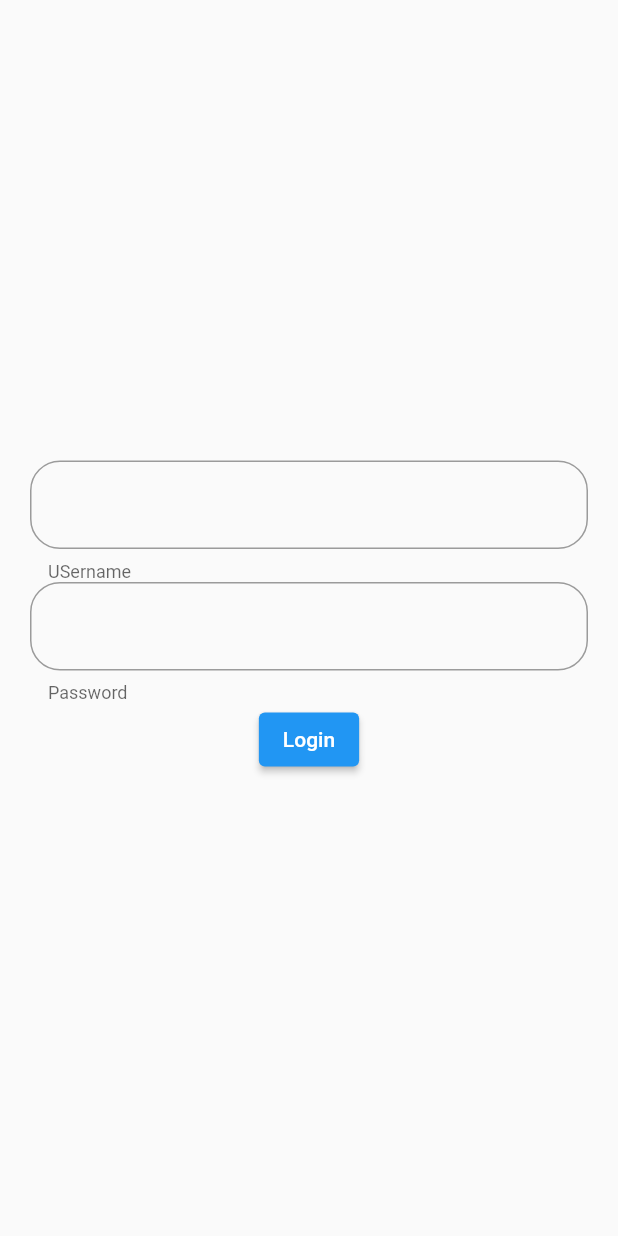
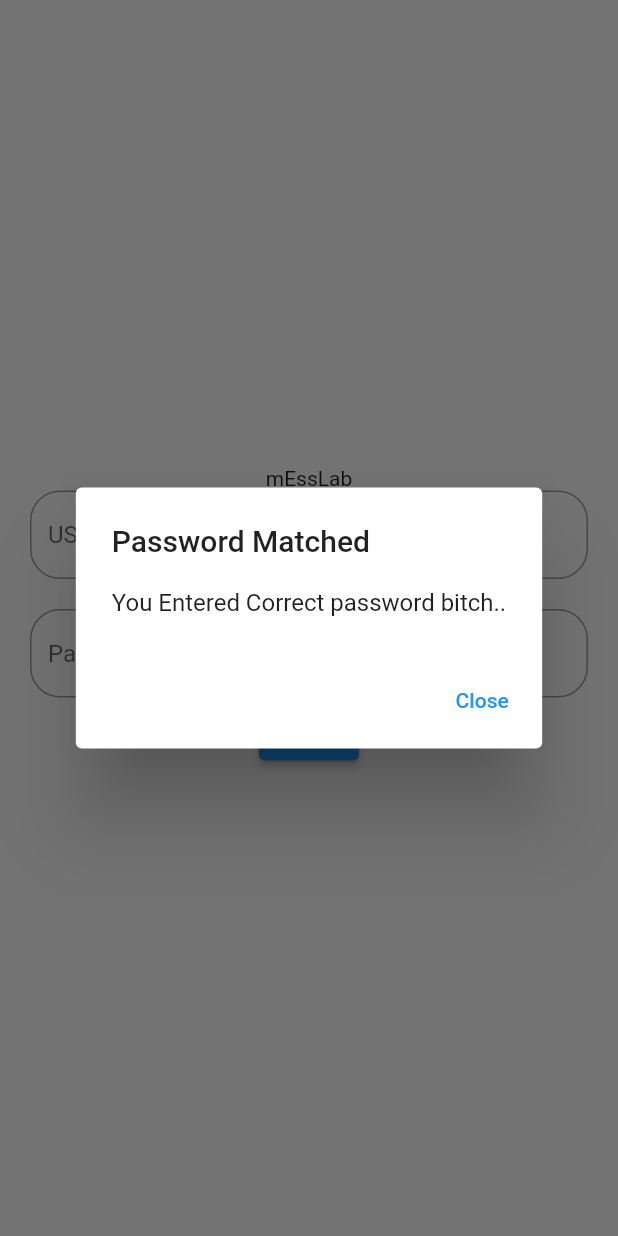
Before and after one commit to j3rinpaul/flutter_new, a Flutter app: the screen it shows after launch, after a tap on "Login", on a phone screen of 412 x 824 dp. Run offline on Flutter 3.47's test engine with Material 2 defaults, Android fonts, the phone set to English and light mode, and no system bars.

```diff
--- a/lib/screens/login.dart
+++ b/lib/screens/login.dart
@@ -1,10 +1,21 @@
 import 'package:flutter/material.dart';
 
-class ScreenLogin extends StatelessWidget {
+class ScreenLogin extends StatefulWidget {
   const ScreenLogin({super.key});
 
   @override
+  State<ScreenLogin> createState() => _ScreenLoginState();
+}
+
+class _ScreenLoginState extends State<ScreenLogin> {
+  final _user = TextEditingController();
+  final _pass = TextEditingController();
+  @override
   Widget build(BuildContext context) {
+    bool _obscureText = true;
+    // for each text field seperate controller is required
+    //
+
     return Scaffold(
       body: Center(
           child: Padding(
@@ -12,22 +23,87 @@ class ScreenLogin extends StatelessWidget {
         child: Column(
           mainAxisAlignment: MainAxisAlignment.center,
           children: [
+            Text("mEssLab"),
             TextField(
+              controller: _user,
               decoration: InputDecoration(
-                  helperText: "USername",
+                  hintText: "USername",
                   border: OutlineInputBorder(
                       borderRadius: BorderRadius.all(Radius.circular(20)))),
             ),
+            SizedBox(
+              //is to provide a small space between widgets just as margin instead of padding here sizedbox is used
+              height: 20.0,
+            ),
             TextField(
+              controller:
+                  _pass, //controller to access the text inside the textfield
+              obscureText:
+                  _obscureText, //in case of passwords it must not be viewed inorder to make that private obscureText property is used
+              keyboardType: TextInputType.numberWithOptions(),
               decoration: InputDecoration(
-                  helperText: "Password",
+                  hintText: "Password",
                   border: OutlineInputBorder(
                       borderRadius: BorderRadius.all(Radius.circular(20)))),
             ),
-            ElevatedButton(onPressed: () {}, child: Text("Login"))
+            ElevatedButton(
+                onPressed: () {
+                  checkLog(context);
+                },
+                child: Text("Login"))
           ],
         ),
       )),
     );
   }
+
+  void checkLog(BuildContext ctx) {
+    //actually buildcontext is a local parameter of build widget
+    //as an ui is being edited in this buildcontext is passed as params and this function is passed into the build widget some button
+
+    final username =
+        _user.text; //fetching the username text entered in the textfield
+    final password = _pass.text;
+
+    if (username == password) {
+      showDialog(
+          context: context,
+          builder: (ctx2) {
+            return AlertDialog(
+              title: Text("Password Matched"),
+              content: Text("You Entered Correct password bitch.."),
+              actions: [
+                TextButton(
+                    onPressed: () {
+                      Navigator.of(ctx2).pop();
+                    },
+                    child: Text("Close"))
+              ],
+            );
+          });
+    } else {
+      //snackbar:viewed in the current context
+      //accessing the scaffold messanger as this is of another function
+      //the scaffold messanger should be of this context
+      ScaffoldMessenger.of(ctx).showSnackBar(SnackBar(
+          margin: EdgeInsets.all(20),
+          behavior: SnackBarBehavior.floating,
+          content: Text("Password doesnot match")));
+
+      //alertbox
+      showDialog(
+          context: context,
+          builder: (ctx1) {
+            return AlertDialog(
+              title: Text("Error"),
+              content: Text("Password doenot match"),
+              actions: [
+                TextButton(
+                    onPressed: () => Navigator.of(ctx1).pop(),
+                    child: Text("Close"))
+              ],
+            );
+          });
+    }
+  }
 }
```
